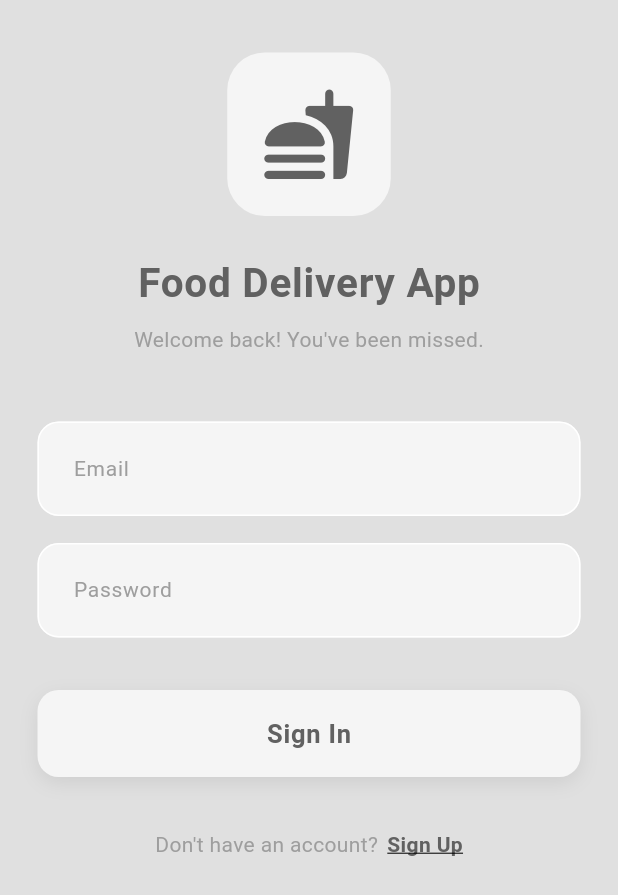
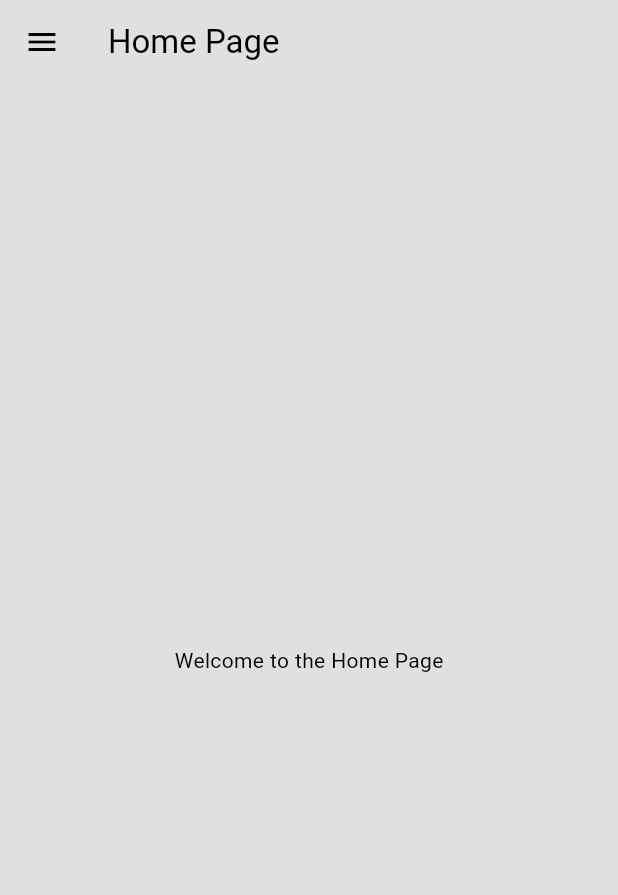
Before and after one commit to majed-edu/food_delivery_app, a Flutter app: the screen it shows after launch, after a tap on "Sign In", on a phone screen of 412 x 824 dp. Shown: the top 895 px of the screen. Run offline on Flutter 3.47's test engine with Material 3 defaults, Android fonts, the phone set to English and light mode, and no system bars.

Commit message:
feat: Add login functionality and create home page with drawer page

```diff
--- /dev/null
+++ b/lib/pages/home_page.dart
@@ -0,0 +1,19 @@
+import 'package:flutter/material.dart';
+import 'package:food_delivery_app/components/my_drawer.dart';
+
+class HomePage extends StatelessWidget {
+  const HomePage({super.key});
+
+  @override
+  Widget build(BuildContext context) {
+    return  Scaffold(
+      appBar: AppBar(
+        title: Text('Home Page'),
+      ),
+      drawer: const MyDrawer(),
+      body: Center(
+        child: Text('Welcome to the Home Page'),
+      ),
+    );
+  }
+}
--- a/lib/pages/login_page.dart
+++ b/lib/pages/login_page.dart
@@ -93,6 +93,7 @@
 import 'package:flutter/material.dart';
 import 'package:food_delivery_app/components/my_buttom.dart';
 import 'package:food_delivery_app/components/my_textfield.dart';
+import 'package:food_delivery_app/pages/home_page.dart';
 
 class LoginPage extends StatefulWidget {
   final void Function() onTap;
@@ -107,6 +108,15 @@ class _LoginPageState extends State<LoginPage> {
   final TextEditingController emailController = TextEditingController();
 
   final TextEditingController passwordController = TextEditingController();
+
+  void loginUser() {
+    // Implement your login logic here
+
+    Navigator.push(
+      context,
+      MaterialPageRoute(builder: (context) => const HomePage()),
+    );
+  }
 
   @override
   void dispose() {
@@ -138,7 +148,7 @@ class _LoginPageState extends State<LoginPage> {
                   ),
                   child: Icon(
                     Icons.fastfood_rounded,
-                    size: 65,
+                    size: 100,
                     color: colors.inversePrimary,
                   ),
                 ),
@@ -185,7 +195,12 @@ class _LoginPageState extends State<LoginPage> {
                 const SizedBox(height: 35),
 
                 // Sign In Button
-                MyButtom(onTap: () {}, text: 'Sign In'),
+                MyButtom(
+                  onTap: () {
+                    loginUser();
+                  },
+                  text: 'Sign In',
+                ),
 
                 const SizedBox(height: 35),
 
```
Also changed, not shown: lib/components/my_drawer.dart (added, +35 -0 lines).
